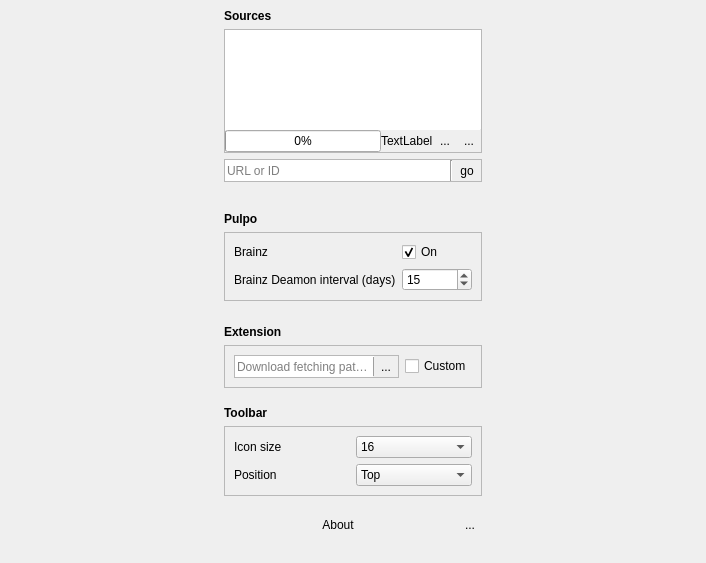
Old version of the form src/settings/settings.ui in the repository milohr/babe-qt.
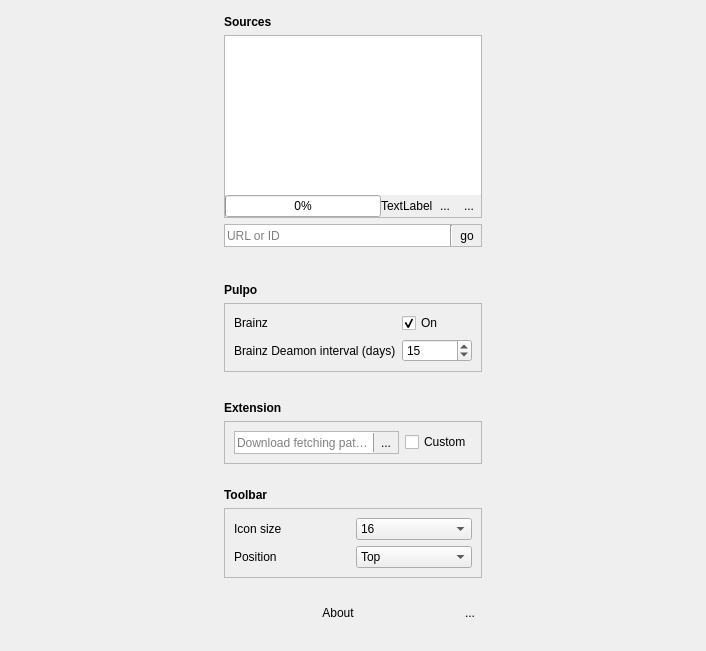
New version of the form. Icons and pictures are not drawn.

```diff
--- a/src/settings/settings.ui
+++ b/src/settings/settings.ui
@@ -13,7 +13,7 @@
     <x>0</x>
     <y>0</y>
     <width>706</width>
-    <height>563</height>
+    <height>651</height>
    </rect>
   </property>
   <property name="sizePolicy">
```
Left out of the diff: 306 changed lines with no effect on the pictures.
